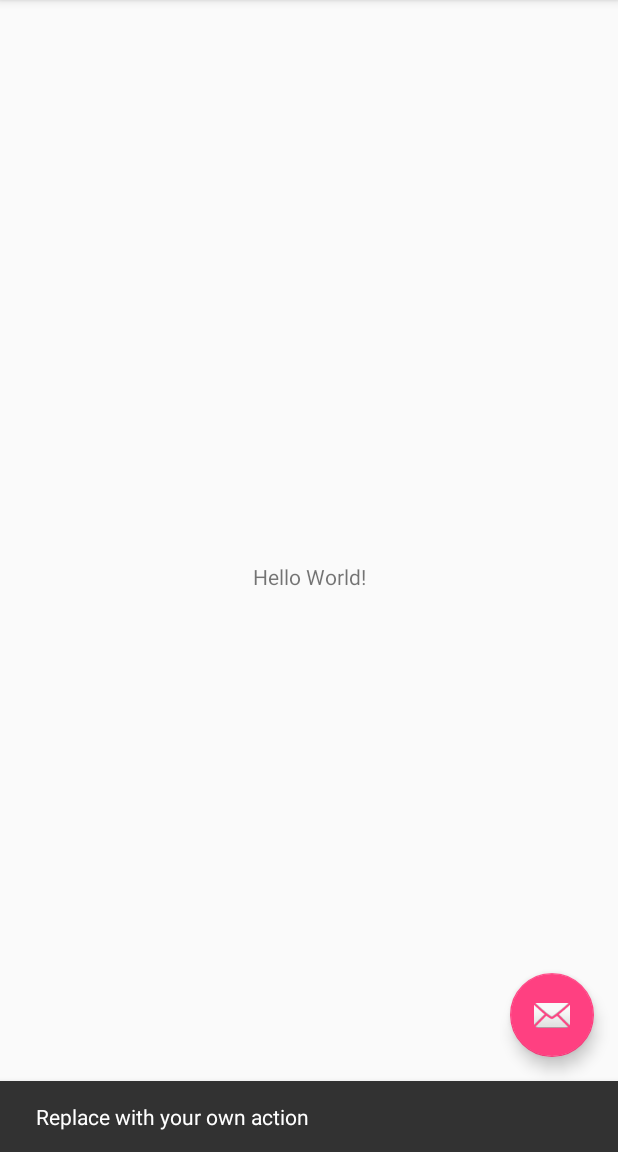
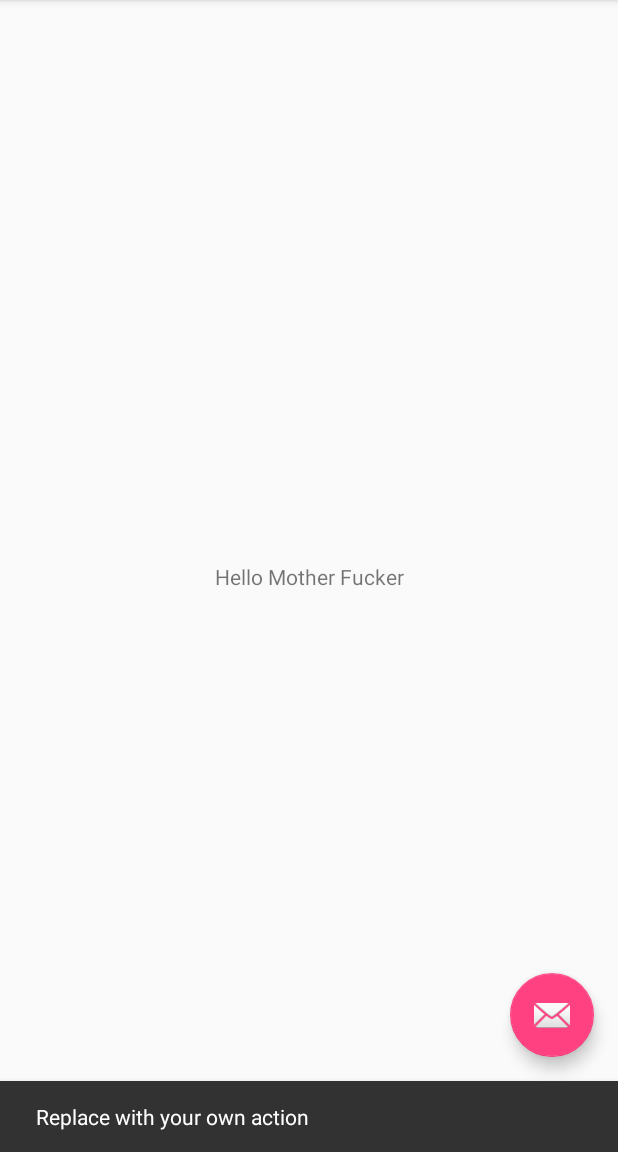
Before and after one commit to leonaidusza/MyApplication, an Android app: the screen it shows after launch (MainActivity), after a tap on an icon or button, on a phone screen of 412 x 824 dp, the part 84-1236 px from its top. Run offline under Robolectric (Android 15) with nearby library versions, the phone set to English and light mode, and no system bars.

Commit message:
edit text naja

```diff
--- a/app/src/main/res/layout/content_main.xml
+++ b/app/src/main/res/layout/content_main.xml
@@ -11,7 +11,7 @@
     <TextView
         android:layout_width="wrap_content"
         android:layout_height="wrap_content"
-        android:text="Hello World!"
+        android:text="Hello Mother Fucker"
         app:layout_constraintBottom_toBottomOf="parent"
         app:layout_constraintLeft_toLeftOf="parent"
         app:layout_constraintRight_toRightOf="parent"
```
